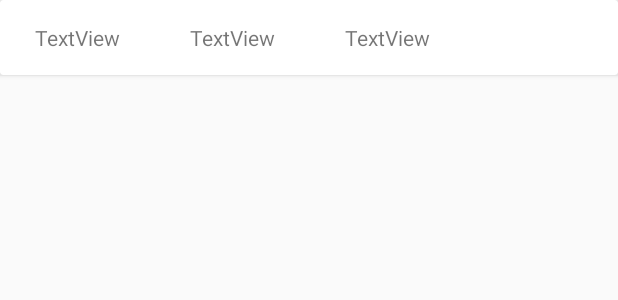
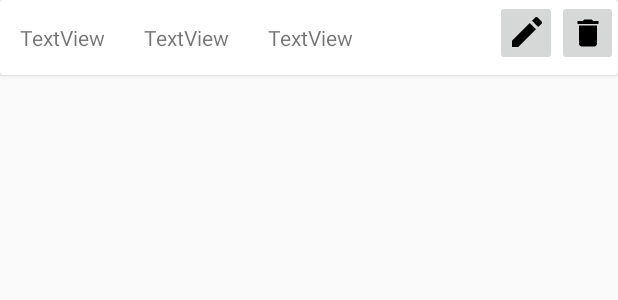
Before and after one commit to chenshuiluke/budget-master, an Android app: the layout item_recycler_view_row.xml on its own in the app's theme, with its tools: preview values and no code run, on a phone screen of 412 x 824 dp. Shown: the top 300 px of the screen. Run offline under Robolectric (Android 15) with nearby library versions, the phone set to English and light mode, and no system bars.

Commit message:
Added nonfunctional edit and delete buttons.

```diff
--- a/app/src/main/res/layout/item_recycler_view_row.xml
+++ b/app/src/main/res/layout/item_recycler_view_row.xml
@@ -40,6 +40,24 @@
             android:layout_width="fill_parent"
             android:layout_height="fill_parent"
             android:layout_weight="1" />
+
+        <LinearLayout
+            android:layout_width="fill_parent"
+            android:layout_height="wrap_content"
+            android:layout_weight="1">
+
+            <android.support.v7.widget.AppCompatImageButton
+                android:layout_width="wrap_content"
+                android:layout_height="wrap_content"
+                android:layout_weight="1"
+                android:src="@drawable/ic_mode_edit_black_24dp" />
+
+            <android.support.v7.widget.AppCompatImageButton
+                android:layout_width="wrap_content"
+                android:layout_height="wrap_content"
+                android:layout_weight="1"
+                android:src="@drawable/ic_delete_black_24dp" />
+        </LinearLayout>
     </LinearLayout>
 
 </android.support.v7.widget.CardView>
```
Also changed, not shown: app/src/main/res/drawable-hdpi/ic_delete_black_24dp.png (added), app/src/main/res/drawable-hdpi/ic_mode_edit_black_24dp.png (added), app/src/main/res/drawable-mdpi/ic_delete_black_24dp.png (added), app/src/main/res/drawable-mdpi/ic_mode_edit_black_24dp.png (added), app/src/main/res/drawable-xhdpi/ic_delete_black_24dp.png (added), app/src/main/res/drawable-xhdpi/ic_mode_edit_black_24dp.png (added), app/src/main/res/drawable-xxhdpi/ic_delete_black_24dp.png (added), app/src/main/res/drawable-xxhdpi/ic_mode_edit_black_24dp.png (added), app/src/main/res/drawable-xxxhdpi/ic_delete_black_24dp.png (added), app/src/main/res/drawable-xxxhdpi/ic_mode_edit_black_24dp.png (added).
